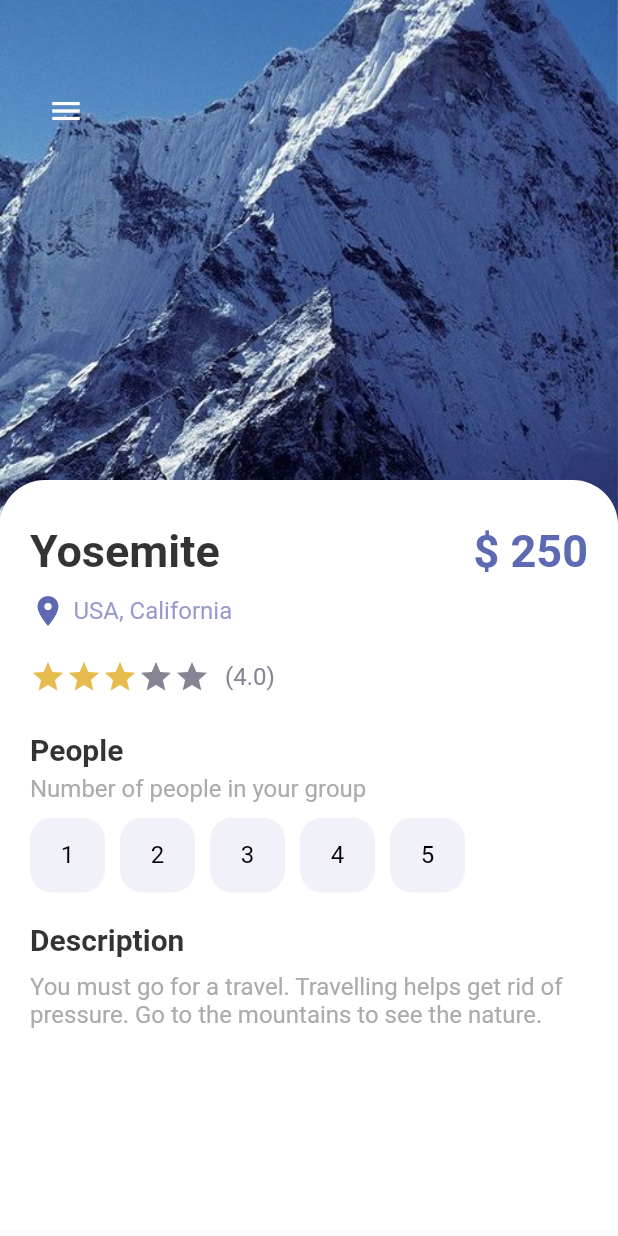
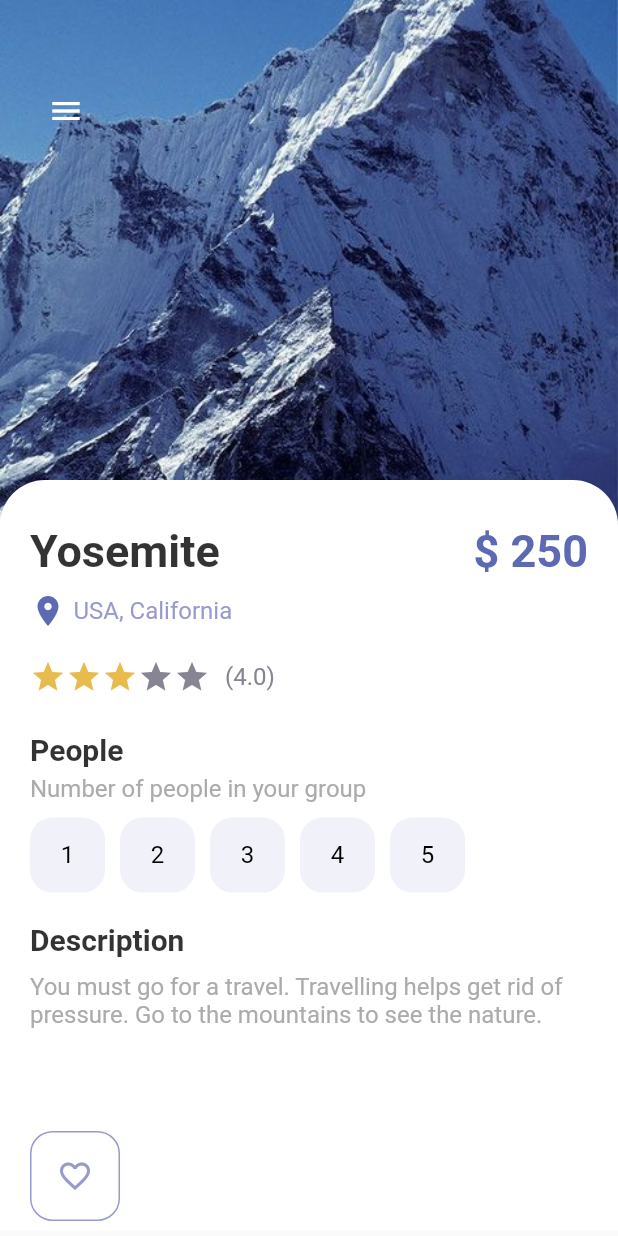
Before and after one commit to joaovieira23/travel-app, a Flutter app: the screen it shows after launch, on a phone screen of 412 x 824 dp. Run offline on Flutter 3.47's test engine with Material 2 defaults, Android fonts, the phone set to English and light mode, and no system bars.

```diff
--- a/lib/pages/detail_page.dart
+++ b/lib/pages/detail_page.dart
@@ -125,7 +125,23 @@ class _DetailPageState extends State<DetailPage> {
 
                   ],
                 ),
-            ))
+              )
+            ),
+            Positioned(
+              bottom: 10,
+              left: 20,
+              child: Row(
+                children: [
+                  AppButtons(
+                    size: 60,
+                    color: AppColors.textColor1,
+                    backgroundColor: Colors.white,
+                    borderColor: AppColors.textColor1,
+                    isIcon: true,
+                    icon: Icons.favorite_border
+                  )
+                ],
+              ))
           ],
         ),
       ),
```
